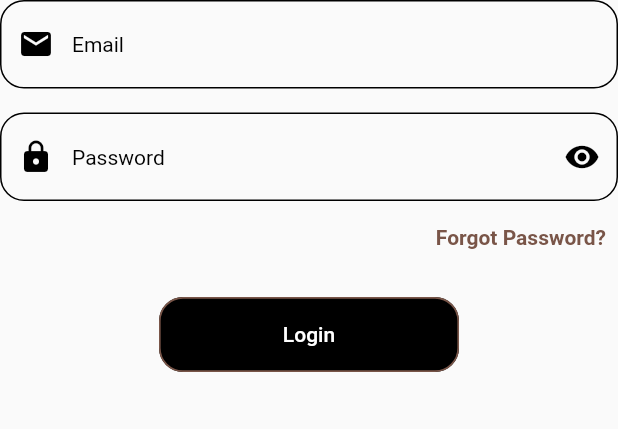
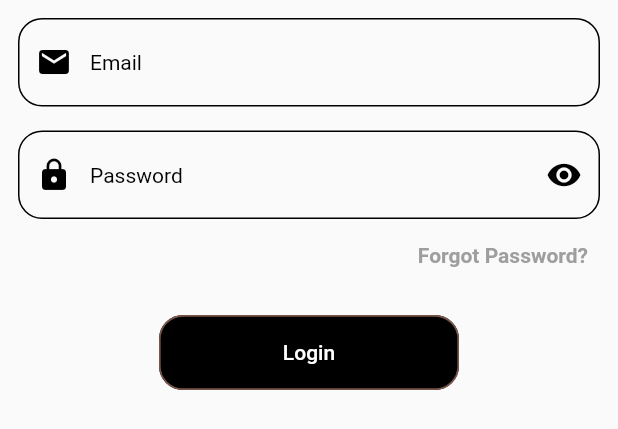
Before and after one commit to CrimsonPiik/Sigmamenu, a Flutter app: the LoginForm widget shown alone on an empty page, opened directly, on a phone screen of 412 x 824 dp. Shown: the top 429 px of the screen. Run offline on Flutter 3.47's test engine with Material 2 defaults, Android fonts, the phone set to English and light mode, and no system bars; drawn by our look-alikes of flutter_form_builder; our stand-ins replace cached_network_image, carousel_slider, cloud_firestore, file_picker, firebase_auth, firebase_core and 7 more; accounts and stored records are empty; Roboto replaces fonts that are missing (Montserrat); statements that could not run were skipped.

Commit message:
fixing UI

```diff
--- a/lib/screens/widgets/ForgotPassword.dart
+++ b/lib/screens/widgets/ForgotPassword.dart
@@ -17,7 +17,7 @@ class FortgotPasswordButton extends StatelessWidget {
       children: [
         TextButton(
           onPressed: () {
-            Navigator.pop(context);
+            // Navigator.pop(context);
             showDialog(
               context: ctx,
               builder: (_) => ForgotPasswordScreen(),
@@ -26,7 +26,7 @@ class FortgotPasswordButton extends StatelessWidget {
           child: Text(translate(context, "forgotPassword"),
               style: FontStyle.normal(
                   context: context,
-                  color: Colors.brown,
+                  color: Colors.grey,
                   fontWeight: FontWeight.bold)),
         ),
       ],
--- a/lib/screens/widgets/LoginForm.dart
+++ b/lib/screens/widgets/LoginForm.dart
@@ -47,10 +47,9 @@ class _LoginFormState extends State<LoginForm> {
       }
     }
 
-    return SingleChildScrollView(
-      child: Stack(
-        children: [
-          Column(
+    return Padding(
+      padding: const EdgeInsets.all(12.0),
+      child: Column(
         children: [
           FormBuilder(
             key: _formKey,
@@ -165,8 +164,6 @@ class _LoginFormState extends State<LoginForm> {
           // )
         ],
       ),
-        ],
-      ),
     );
   }
 }
```
Also changed, not shown: lib/screens/widgets/SigningPopUp.dart (+44 -31 lines). Lines whose indentation alone changed are shown as unchanged.
